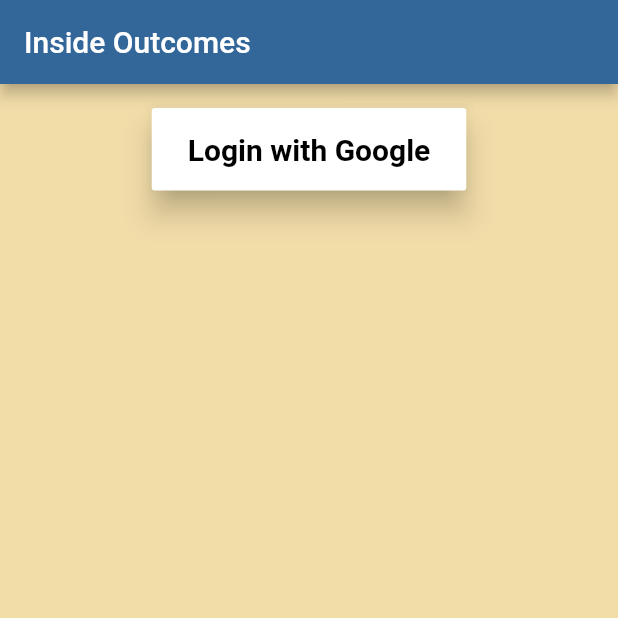
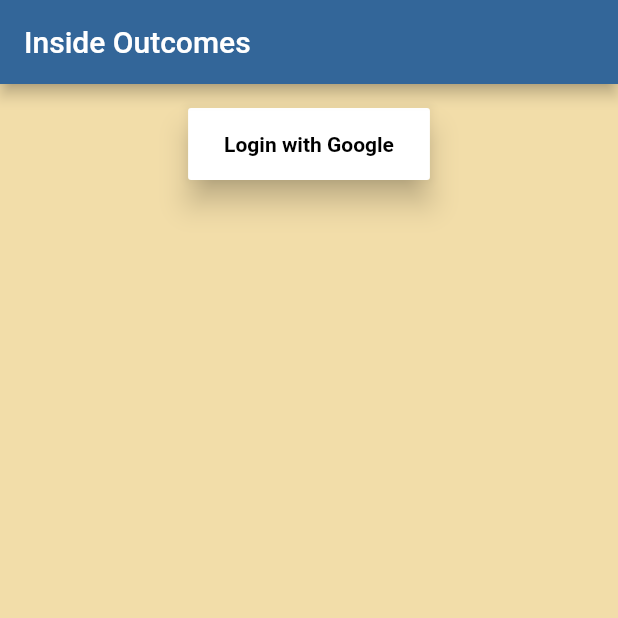
Before and after one commit to Omniwoof/happy_thought, a Flutter app: the screen it shows after launch, on a phone screen of 412 x 824 dp, the top half of it. Run offline on Flutter 3.47's test engine with Material 2 defaults, Android fonts, the phone set to English and light mode, and no system bars; our stand-ins replace audioplayers, cloud_firestore, firebase_auth, firebase_messaging, flutter_local_notifications, google_sign_in and 1 more; missing offline and left inert: vibrate; accounts and stored records are empty.

Commit message:
font size reduced

```diff
--- a/lib/checkbox_element.dart
+++ b/lib/checkbox_element.dart
@@ -33,7 +33,7 @@
               child: Text(widget.element['title'], style: TextStyle(
                   fontWeight: FontWeight.bold,
                   color: Colors.white,
-                  fontSize: 20.0),),
+                  ),),
             ),
           ),
         ),
@@ -46,7 +46,7 @@
                   title: Text(key, style: TextStyle(
                       fontWeight: FontWeight.bold,
                       color: Colors.white,
-                      fontSize: 20.0),),
+                      ),),
                   value: widget.choices[key],
                   onChanged: (bool value) {
                     setState(() {
--- a/lib/login_button.dart
+++ b/lib/login_button.dart
@@ -49,13 +49,13 @@
                   child: MaterialButton(
                     onPressed: () => authService.signOut(),
                     elevation: 8.0,
-                    color: Colors.red,
-                    textColor: Colors.white,
+                    color: Colors.white,
+                    textColor: Colors.black,
                     padding: EdgeInsets.symmetric(vertical: 16.0, horizontal: 24.0),
                     child: Text('Signout',
                         style: TextStyle(
                             fontWeight: FontWeight.bold,
-                            fontSize: 20.0)
+                            )
                     ),
                   ),
                 ),
@@ -74,7 +74,7 @@
                 child: Text('Login with Google',
                     style: TextStyle(
                         fontWeight: FontWeight.bold,
-                        fontSize: 20.0)
+                        )
                 ),
               ),
             );
--- a/lib/poll_element.dart
+++ b/lib/poll_element.dart
@@ -177,8 +177,8 @@
         child: Text(button,
             style: TextStyle(
                 fontWeight: FontWeight.bold,
-                color: Colors.red,
-                fontSize: 20.0)
+                color: Colors.black,
+                )
         ),
       ),
     );
@@ -222,7 +222,7 @@
                       style: TextStyle(
                           fontWeight: FontWeight.bold,
                           color: Colors.white,
-                          fontSize: 20.0))
+                          ))
               )
           );
         }
--- a/lib/polls_page.dart
+++ b/lib/polls_page.dart
@@ -138,7 +138,7 @@
                   child: Text(poll.title, style: TextStyle(
                       fontWeight: FontWeight.bold,
                       color: Colors.white,
-                      fontSize: 20.0),),
+                      ),),
                   onPressed: () {
                     Navigator.push(context,
                         MaterialPageRoute(
@@ -171,7 +171,7 @@
                   child: Text(poll.title, style: TextStyle(
                       fontWeight: FontWeight.bold,
                       color: Colors.white,
-                      fontSize: 20.0),),
+                      ),),
                   onPressed: () {
                     Firestore.instance.collection('polls')
                         .document(poll.polls.documentID)
--- a/lib/radio_element.dart
+++ b/lib/radio_element.dart
@@ -44,7 +44,7 @@
               child: Text(widget.element['title'], style: TextStyle(
                   fontWeight: FontWeight.bold,
                   color: Colors.white,
-                  fontSize: 20.0)),
+                  )),
             ),
           ),
         ),
@@ -56,7 +56,7 @@
                   title: Text(key, style: TextStyle(
                       fontWeight: FontWeight.bold,
                       color: Colors.white,
-                      fontSize: 20.0)),
+                      )),
                   value: widget.radioChoices[key],
                   groupValue: _selected,
                   activeColor: Colors.red,
--- a/lib/slider_element.dart
+++ b/lib/slider_element.dart
@@ -42,7 +42,7 @@
               child: Text(elem.title, style: TextStyle(
                   fontWeight: FontWeight.bold,
                   color: Colors.white,
-                  fontSize: 20.0)),
+                  )),
             ),
           ),
         ),
--- a/lib/textfield_element.dart
+++ b/lib/textfield_element.dart
@@ -66,7 +66,7 @@
           labelStyle: TextStyle(
               fontWeight: FontWeight.bold,
               color: Colors.white,
-              fontSize: 20.0),
+              ),
           fillColor: Colors.white,
 //          border: OutlineInputBorder(borderRadius: BorderRadius.all(,Radius.circular(10.0))),
         //TODO: Either replace or remove hintext withs something more appropriate.
```
